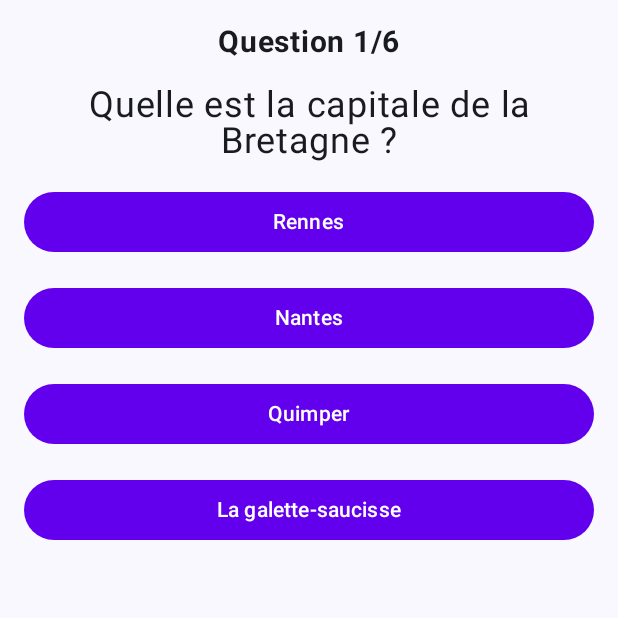
After one commit to nourchene7dridi/GameApp, an Android app built with Jetpack Compose: the QuizActivity screen opened directly, with no data from a screen before it, on a phone screen of 412 x 824 dp, the top half of it. The commit adds this screen. Run offline under Robolectric (Android 15) with nearby library versions, the phone set to English and light mode, and no system bars; 1 statement that could not run was skipped.

Commit message:
Quiz SOLO Mode CHECK

```diff
--- /dev/null
+++ b/app/src/main/java/com/example/gameapp/NopeQuiz/BreizhQuestions.kt
@@ -0,0 +1,37 @@
+package com.example.gameapp.NopeQuiz
+
+class BreizhQuestions {
+    val breizhQuestions = listOf(
+        Question(
+            "Quelle est la capitale de la Bretagne ?",
+            listOf("Rennes", "Nantes", "Quimper", "La galette-saucisse"),
+            0 // Même si le cœur veut dire galette-saucisse 😅
+        ),
+        Question(
+            "Quel est l'ingrédient mystique du kouign-amann ?",
+            listOf("Beurre", "Beurre", "Encore du beurre", "Tous les précédents"),
+            3
+        ),
+        Question(
+            "Pourquoi les Bretons mettent-ils un ciré jaune même quand il fait beau ?",
+            listOf("C'est le style", "Il va sûrement pleuvoir", "C'est dans le contrat de naissance", "Pour confondre les touristes"),
+            1
+        ),
+        Question(
+            "Quelle est la meilleure façon de prononcer 'Plouha' ?",
+            listOf("Avec un accent", "Avec panache", "Personne ne sait", "En chantant l’hymne breton"),
+            2
+        ),
+        Question(
+            "Que trouve-t-on à l’intérieur d’un menhir ?",
+            listOf("Un dolmen", "Un trésor gaulois", "Une crêperie secrète", "Des cailloux, bah oui"),
+            3
+        ),
+        Question(
+            "Quel est le vrai sport national breton ?",
+            listOf("Le lancer de galette", "La pétanque sous pluie", "Le fest-noz extrême", "Chercher où est passé le soleil"),
+            0
+        )
+    )
+
+}
--- /dev/null
+++ b/app/src/main/java/com/example/gameapp/NopeQuiz/Question.kt
@@ -0,0 +1,8 @@
+package com.example.gameapp.NopeQuiz
+
+
+data class Question(
+    val text: String, // Texte de la question
+    val options: List<String>, // Liste des options de réponse
+    val correctIndex: Int // L'index de la bonne réponse dans options
+)
--- /dev/null
+++ b/app/src/main/java/com/example/gameapp/NopeQuiz/QuizActivity.kt
@@ -0,0 +1,56 @@
+package com.example.gameapp.NopeQuiz
+
+import android.content.Intent
+import android.os.Bundle
+import androidx.activity.ComponentActivity
+import androidx.activity.compose.setContent
+import androidx.compose.foundation.layout.fillMaxSize
+import androidx.compose.material3.Surface
+import androidx.compose.runtime.*
+import androidx.compose.ui.Modifier
+import com.example.gameapp.GameListActivity
+import com.example.gameapp.ui.theme.GameAppTheme
+
+class QuizActivity : ComponentActivity() {
+    override fun onCreate(savedInstanceState: Bundle?) {
+        super.onCreate(savedInstanceState)
+
+        setContent {
+            GameAppTheme {
+                var isQuizFinished by remember { mutableStateOf(false) }
+                var finalScore by remember { mutableStateOf(0) }
+
+                // On relance le quiz (regénération des questions)
+                var questions by remember { mutableStateOf(BreizhQuestions().breizhQuestions) }
+
+                Surface(modifier = Modifier.fillMaxSize()) {
+                    if (isQuizFinished) {
+                        ScoreScreen(
+                            score = finalScore,
+                            total = questions.size,
+                            onReplay = {
+                                // On remet le score à 0
+                                finalScore = 0
+                                questions = BreizhQuestions().breizhQuestions
+                                isQuizFinished = false
+                            },
+                            onReturnToMenu = {
+                                val intent = Intent(this@QuizActivity, GameListActivity::class.java)
+                                startActivity(intent)
+                                finish()
+                            }
+                        )
+                    } else {
+                        QuizScreen(
+                            questions = questions,
+                            onQuizFinished = { score ->
+                                finalScore = score
+                                isQuizFinished = true
+                            }
+                        )
+                    }
+                }
+            }
+        }
+    }
+}
--- /dev/null
+++ b/app/src/main/java/com/example/gameapp/NopeQuiz/QuizScreen.kt
@@ -0,0 +1,117 @@
+package com.example.gameapp.NopeQuiz
+
+import android.media.MediaPlayer
+import android.os.Bundle
+import androidx.compose.foundation.layout.*
+import androidx.compose.material3.*
+import androidx.compose.runtime.*
+import androidx.compose.ui.Alignment
+import androidx.compose.ui.Modifier
+import androidx.compose.ui.graphics.Color
+import androidx.compose.ui.platform.LocalContext
+import androidx.compose.ui.text.font.FontWeight
+import androidx.compose.ui.text.style.TextAlign
+import androidx.compose.ui.unit.dp
+import androidx.compose.ui.unit.sp
+import kotlinx.coroutines.delay
+import kotlinx.coroutines.launch
+import com.example.gameapp.R
+
+@Composable
+fun QuizScreen(questions: List<Question>, onQuizFinished: (score: Int) -> Unit) {
+    var currentQuestionIndex by remember { mutableStateOf(0) }
+    var selectedOption by remember { mutableStateOf(-1) }
+    var score by remember { mutableStateOf(0) }
+
+    val snackbarHostState = remember { SnackbarHostState() }
+    val scope = rememberCoroutineScope()
+    val context = LocalContext.current
+
+    val question = questions[currentQuestionIndex]
+
+    Box(modifier = Modifier.fillMaxSize()) {
+        Column(
+            modifier = Modifier
+                .fillMaxSize()
+                .padding(16.dp),
+            verticalArrangement = Arrangement.spacedBy(16.dp),
+            horizontalAlignment = Alignment.CenterHorizontally
+        ) {
+            Text(
+                "Question ${currentQuestionIndex + 1}/${questions.size}",
+                fontSize = 20.sp,
+                fontWeight = FontWeight.Bold
+            )
+
+            Text(
+                text = question.text,
+                fontSize = 24.sp,
+                textAlign = TextAlign.Center
+            )
+
+            question.options.forEachIndexed { index, option ->
+                Button(
+                    onClick = { selectedOption = index },
+                    colors = ButtonDefaults.buttonColors(
+                        containerColor = if (selectedOption == index) Color(0xFF03DAC5) else Color(0xFF6200EE),
+                        contentColor = Color.White
+                    ),
+                    modifier = Modifier.fillMaxWidth()
+                ) {
+                    Text(option)
+                }
+            }
+
+            if (selectedOption != -1) {
+                Button(
+                    onClick = {
+                        scope.launch {
+                            if (selectedOption == question.correctIndex) {
+                                score++
+
+                                // Libération du MediaPlayer pour éviter les problèmes
+                                val player = MediaPlayer.create(context, R.raw.bonne_reponse)
+                                player.setOnCompletionListener {
+                                    it.release()
+                                }
+                                player.start()
+
+                                snackbarHostState.showSnackbar("✅ Bonne réponse ! T'es un vrai breton 🐟")
+                            } else {
+                                // Libération du MediaPlayer pour éviter les problèmes
+                                val player = MediaPlayer.create(context, R.raw.mauvaise_reponse)
+                                player.setOnCompletionListener {
+                                    it.release()
+                                }
+                                player.start()
+
+                                snackbarHostState.showSnackbar("❌ Oups ! Va falloir réviser la Breizh attitude 😅")
+                            }
+
+                            delay(300)
+
+                            if (currentQuestionIndex < questions.size - 1) {
+                                currentQuestionIndex++
+                                selectedOption = -1
+                            } else {
+                                onQuizFinished(score)
+                            }
+                        }
+                    },
+                    modifier = Modifier.fillMaxWidth(),
+                    colors = ButtonDefaults.buttonColors(containerColor = Color.Black)
+                ) {
+                    Text("Suivant", color = Color.White)
+                }
+            }
+        }
+
+        // Snackbar en bas de l’écran
+        SnackbarHost(
+            hostState = snackbarHostState,
+            modifier = Modifier
+                .align(Alignment.BottomCenter)
+                .padding(16.dp)
+        )
+    }
+}
```
Also changed, not shown: app/src/main/AndroidManifest.xml (+6 -1 lines), app/src/main/java/com/example/gameapp/GameListActivity.kt (+10 -3 lines), app/src/main/java/com/example/gameapp/NopeQuiz/ScoreScreen.kt (added, +74 -0 lines), app/src/main/res/layout/activity_quiz3.xml (added, +10 -0 lines), app/src/main/res/drawable/breizh.png (added), build.gradle.kts (line endings or trailing spaces), 3 other files.
